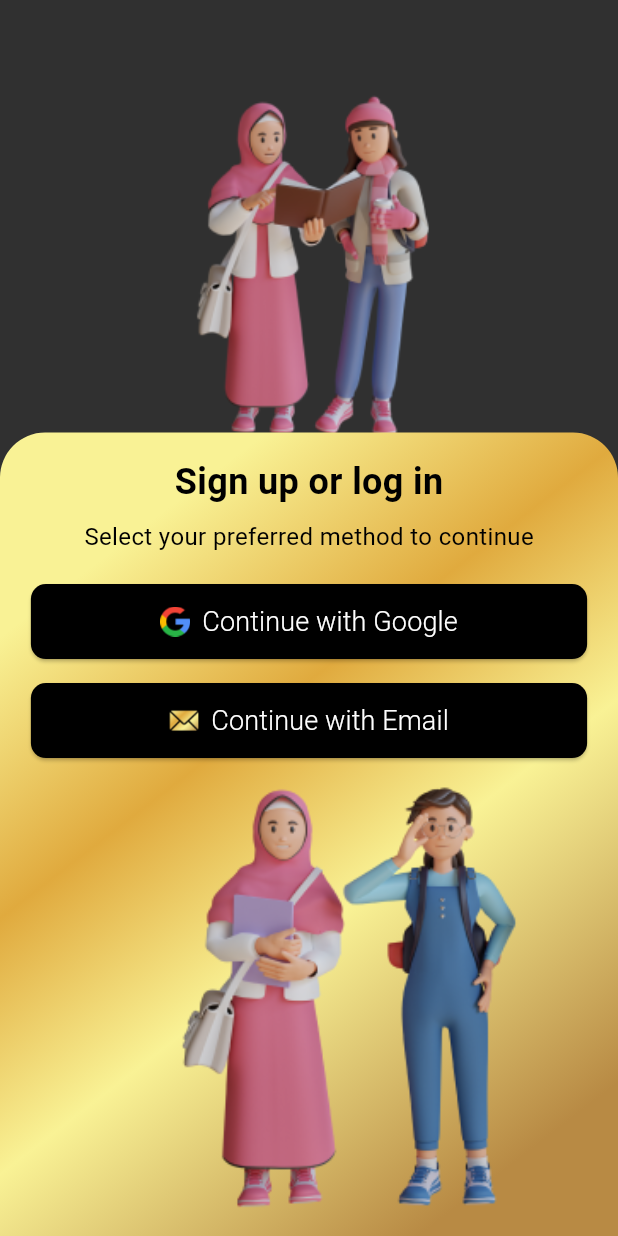
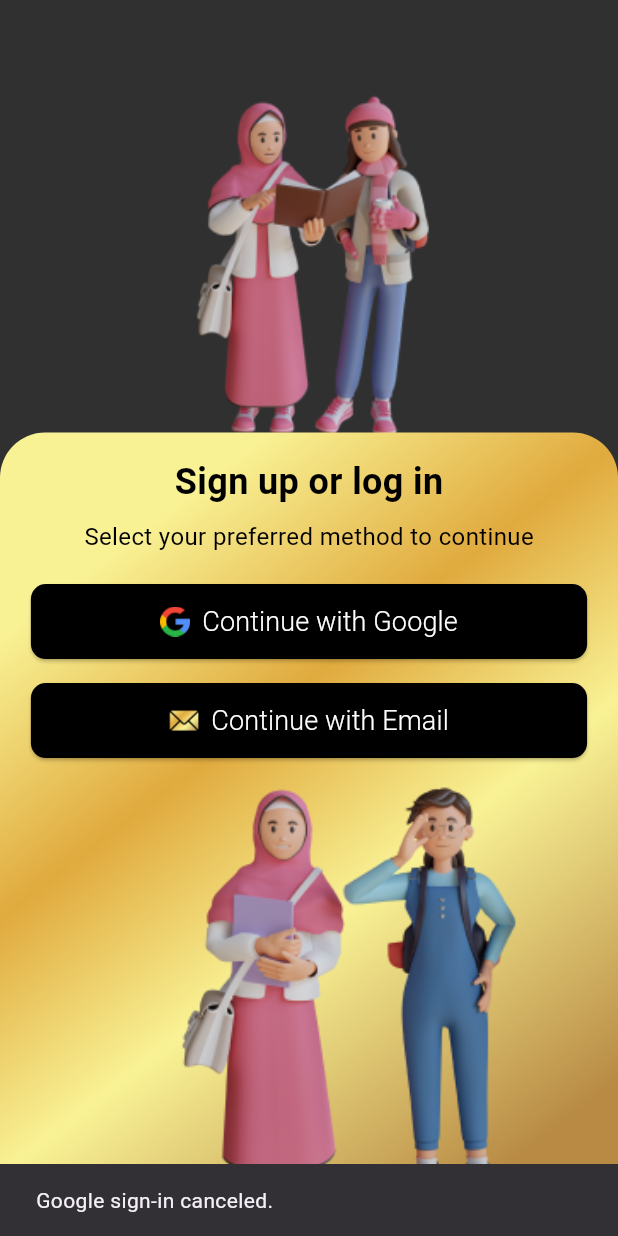
Before and after one commit to intanaqilah-mf/kitatongtong, a Flutter app: the LoginPage screen opened directly, after a tap on "Continue with Google", on a phone screen of 412 x 824 dp. Run offline on Flutter 3.47's test engine with Material 3 defaults, Android fonts, the phone set to English and light mode, and no system bars; our stand-ins replace cloud_firestore, file_picker, firebase_auth, firebase_core, google_sign_in; missing offline and left inert: syncfusion_flutter_pdfviewer; accounts and stored records are empty.

Commit message:
adding gmail oauth

```diff
--- a/lib/pages/loginPage.dart
+++ b/lib/pages/loginPage.dart
@@ -1,6 +1,7 @@
 import 'package:flutter/material.dart';
 import 'package:firebase_auth/firebase_auth.dart';
 import 'package:google_sign_in/google_sign_in.dart';
+import '../pages/profilePage.dart';
 
 class LoginPage extends StatelessWidget {
   Future<UserCredential?> signInWithGoogle() async {
@@ -104,14 +105,29 @@ class LoginPage extends StatelessWidget {
                               fontWeight: FontWeight.w300, // Optional: Make the text bold
                             ),
                           ),
-                          onPressed: () async {
-                            final user = await signInWithGoogle();
-                            if (user != null) {
-                              ScaffoldMessenger.of(context).showSnackBar(
-                                SnackBar(content: Text("Logged in as ${user.user?.displayName}")),
-                              );
-                            }
-                          },
+                            onPressed: () async {
+                              try {
+                                final userCredential = await signInWithGoogle();
+                                if (userCredential != null) {
+                                  Navigator.pushReplacement(
+                                    context,
+                                    MaterialPageRoute(
+                                      builder: (context) => ProfilePage(user: userCredential.user), // Pass the user object
+                                    ),
+                                  );
+                                } else {
+                                  ScaffoldMessenger.of(context).showSnackBar(
+                                    SnackBar(content: Text("Google sign-in canceled.")),
+                                  );
+                                }
+                              } catch (e) {
+                                ScaffoldMessenger.of(context).showSnackBar(
+                                  SnackBar(content: Text("Google sign-in failed: $e")),
+                                );
+                                print("Sign-in error: $e"); // Debugging
+                              }
+                            },
+
                         ),
                         SizedBox(height: 16),
                         ElevatedButton.icon(
@@ -156,6 +172,26 @@ class LoginPage extends StatelessWidget {
     );
   }
 }
+Future<UserCredential?> signInWithGoogle() async {
+  try {
+    final GoogleSignInAccount? googleUser = await GoogleSignIn().signIn();
+    if (googleUser == null) {
+      return null; // The user canceled the sign-in
+    }
+
+    final GoogleSignInAuthentication googleAuth = await googleUser.authentication;
+
+    final credential = GoogleAuthProvider.credential(
+      accessToken: googleAuth.accessToken,
+      idToken: googleAuth.idToken,
+    );
+
+    return await FirebaseAuth.instance.signInWithCredential(credential);
+  } catch (e) {
+    print("Error during Google Sign-In: $e");
+    return null;
+  }
+}
 
 void main() {
   runApp(MaterialApp(
--- a/pubspec.yaml
+++ b/pubspec.yaml
@@ -40,7 +40,7 @@ dependencies:
   path: ^1.9.0
   firebase_core: ^3.9.0
   cloud_firestore: ^5.6.0
-  firebase_auth: ^5.3.4
+  firebase_auth: ^5.4.0
   google_sign_in: ^6.2.2
 
 dev_dependencies:
```
Also changed, not shown: lib/pages/loginPage2.dart (deleted, +0 -137 lines), lib/pages/profilePage.dart (+12 -4 lines), pubspec.lock, 1 other file.
